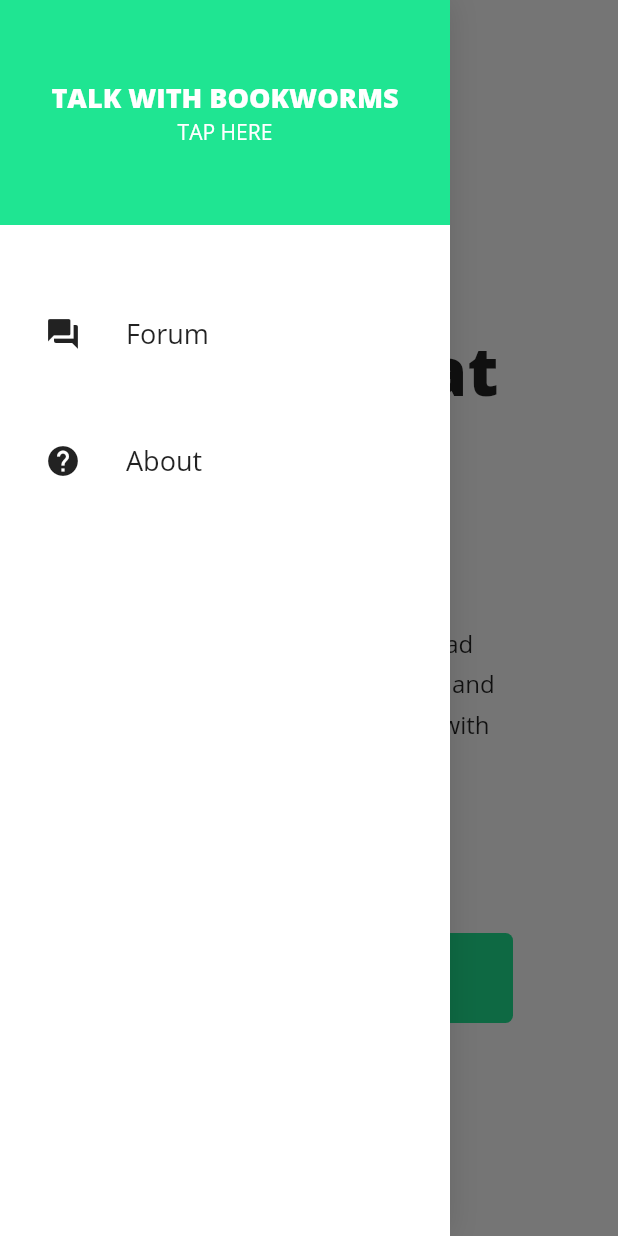
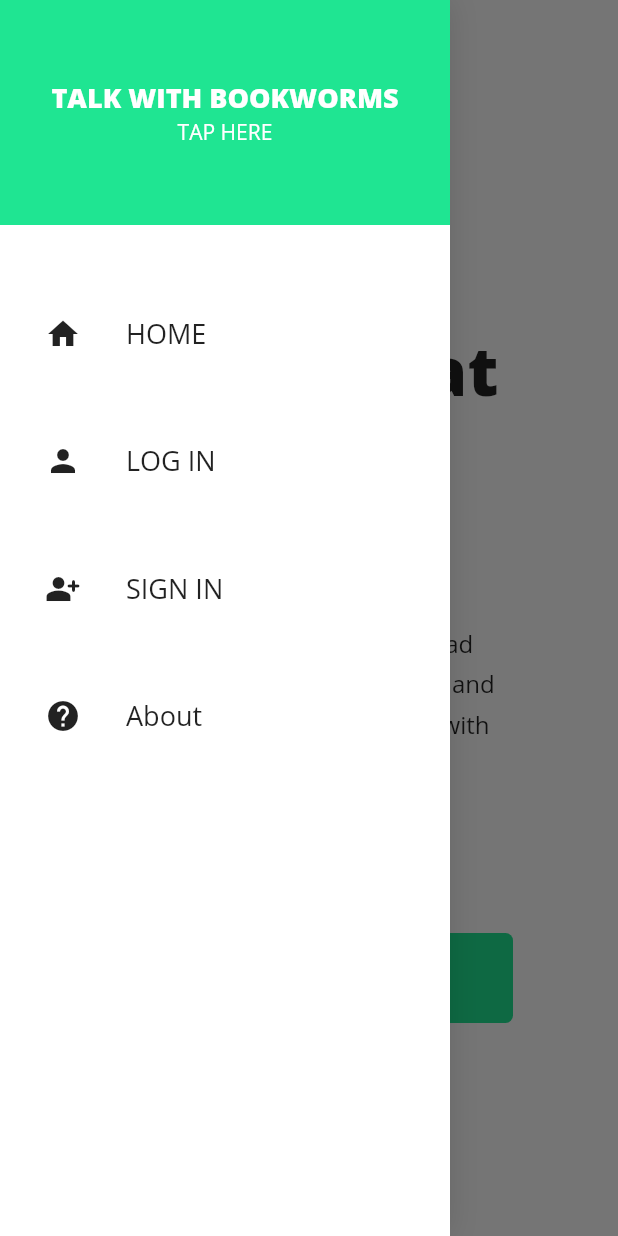
Before and after one commit to INanoG/CPEPE362-H2-, a Flutter app: the screen it shows after launch, with the side drawer open, on a phone screen of 412 x 824 dp. Run offline on Flutter 3.47's test engine with Material 2 defaults, Android fonts, the phone set to English and light mode, and no system bars; our stand-ins replace get_it, responsive_builder.

Commit message:
added login signin in welcome page

```diff
--- a/bookedwebapp/booked_webapp_v1/lib/routing/router.dart
+++ b/bookedwebapp/booked_webapp_v1/lib/routing/router.dart
@@ -1,3 +1,5 @@
+import 'package:booked_webapp_v1/views/login/login_view.dart';
+import 'package:booked_webapp_v1/views/register/register_view.dart';
 import 'package:flutter/material.dart';
 import 'package:flutter/widgets.dart';
 import 'package:booked_webapp_v1/routing/route_names.dart';
@@ -13,8 +15,12 @@ Route<dynamic> generateRoute(RouteSettings settings) {
       return _getPageRoute(AboutView());
     case ForumRoute:
       return _getPageRoute(ForumView());
+    case LoginRoute:
+      return _getPageRoute(LoginView());
+    case RegisterRoute:
+      return _getPageRoute(RegisterView());
     default:
-      return _getPageRoute(HomeView());
+      return _getPageRoute(const HomeView());
   }
 }
 
--- a/bookedwebapp/booked_webapp_v1/lib/widgets/navigation_bar/navigation_bar_tablet_desktop.dart
+++ b/bookedwebapp/booked_webapp_v1/lib/widgets/navigation_bar/navigation_bar_tablet_desktop.dart
@@ -18,11 +18,19 @@ class NavigationBarTabletDesktop extends StatelessWidget {
           Row(
             mainAxisSize: MainAxisSize.min,
             children: const <Widget>[
-              NavBarItem('Forum', ForumRoute),
+              NavBarItem('HOME', HomeRoute),
               SizedBox(
                 width: 60,
               ),
-              NavBarItem('About', AboutRoute),
+              NavBarItem('LOG IN', LoginRoute),
+              SizedBox(
+                width: 60,
+              ),
+              NavBarItem('SIGN UP', RegisterRoute),
+              SizedBox(
+                width: 60,
+              ),
+              NavBarItem('ABOUT', AboutRoute),
             ],
           )
         ],
--- a/bookedwebapp/booked_webapp_v1/lib/widgets/navigation_drawer/navigation_drawer.dart
+++ b/bookedwebapp/booked_webapp_v1/lib/widgets/navigation_drawer/navigation_drawer.dart
@@ -17,7 +17,9 @@ class NavigationDrawer extends StatelessWidget {
         children: const <Widget>[
           NavigationDrawerHeader(),
           //Bonus: Combine the ui for this widget with the navbaritem and make it responsive
-          DrawerItem('Forum', Icons.forum, ForumRoute),
+          DrawerItem('HOME', Icons.home, HomeRoute),
+          DrawerItem('LOG IN', Icons.person, LoginRoute),
+          DrawerItem('SIGN IN', Icons.person_add_alt_rounded, RegisterRoute),
           DrawerItem('About', Icons.help, AboutRoute),
         ],
       ),
```
